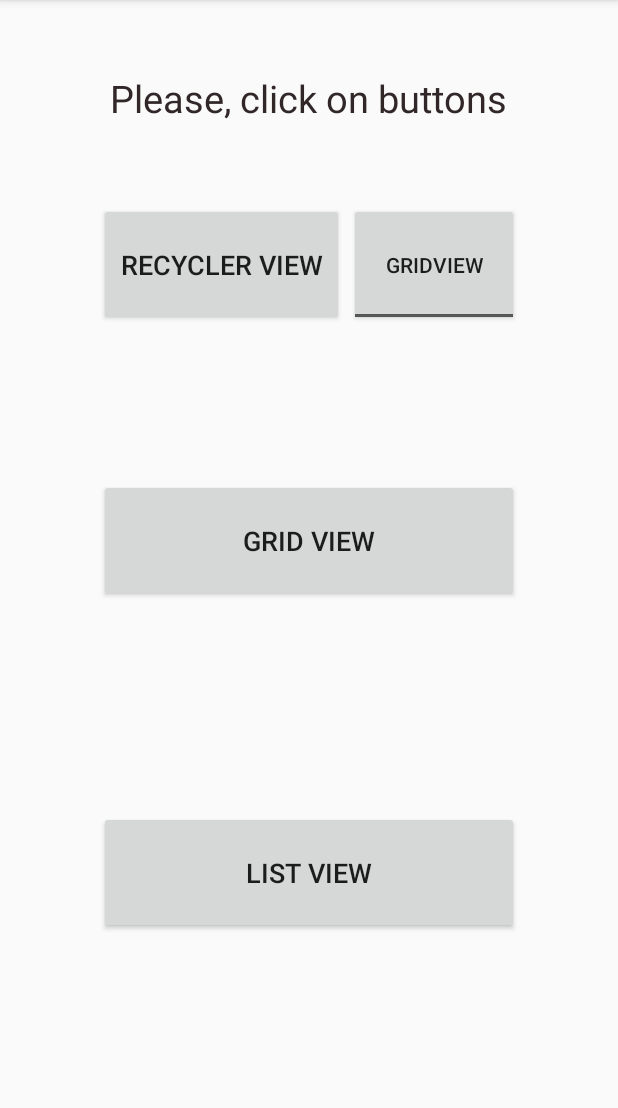
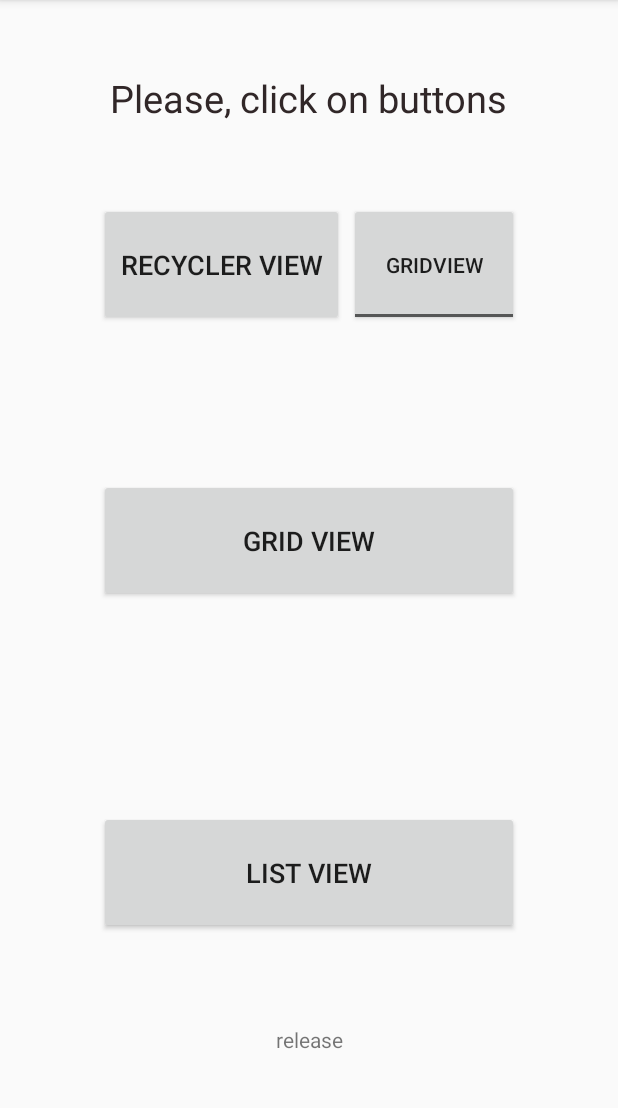
Before and after one commit to EvaKolosova/GalleryProject, an Android app: the screen it shows after launch (MainActivity), on a phone screen of 412 x 824 dp, the part 84-1192 px from its top. Run offline under Robolectric (Android 15) with nearby library versions, the phone set to English and light mode, and no system bars.

Commit message:
3.0 - release APK added.

```diff
--- a/app/src/main/java/com/example/picturesshowing/MainActivity.java
+++ b/app/src/main/java/com/example/picturesshowing/MainActivity.java
@@ -12,6 +12,7 @@ import android.os.Bundle;
 import android.util.Log;
 import android.view.View;
 import android.widget.Button;
+import android.widget.TextView;
 import android.widget.ToggleButton;
 
 public class MainActivity extends AppCompatActivity {
@@ -19,6 +20,7 @@ public class MainActivity extends AppCompatActivity {
     protected Button gridViewButton;
     protected Button listViewButton;
     protected ToggleButton toggleButton;
+    protected TextView APKtext;
     private static final int REQUEST_ACCESS = 110;
     final private int REQUEST_CODE_FOR_PERMISSIONS = 12345;
 
@@ -35,6 +37,8 @@ public class MainActivity extends AppCompatActivity {
         gridViewButton = findViewById(R.id.gridViewButton);
         listViewButton = findViewById(R.id.listViewButton);
         toggleButton = findViewById(R.id.toggleButton);
+        APKtext = findViewById(R.id.APKversion);
+        APKtext.setText(BuildConfig.BUILD_TYPE);
 
         int hasReadPicturesPermission = ContextCompat.checkSelfPermission(this, android.Manifest.permission.READ_EXTERNAL_STORAGE);
         if (hasReadPicturesPermission != PackageManager.PERMISSION_GRANTED) {
--- a/app/src/main/res/layout/activity_main.xml
+++ b/app/src/main/res/layout/activity_main.xml
@@ -101,4 +101,17 @@
         app:layout_constraintTop_toBottomOf="@+id/textView"
         app:layout_constraintVertical_bias="0.074" />
 
+    <TextView
+        android:id="@+id/APKversion"
+        android:layout_width="107dp"
+        android:layout_height="36dp"
+        android:layout_marginTop="8dp"
+        android:layout_marginBottom="16dp"
+        android:gravity="center"
+        app:layout_constraintBottom_toBottomOf="parent"
+        app:layout_constraintEnd_toEndOf="@+id/listViewButton"
+        app:layout_constraintStart_toStartOf="@+id/listViewButton"
+        app:layout_constraintTop_toBottomOf="@+id/listViewButton"
+        app:layout_constraintVertical_bias="0.527" />
+
 </android.support.constraint.ConstraintLayout>
```
Also changed, not shown: app/build.gradle (+10 -1 lines), build.gradle (+7 -1 lines).
